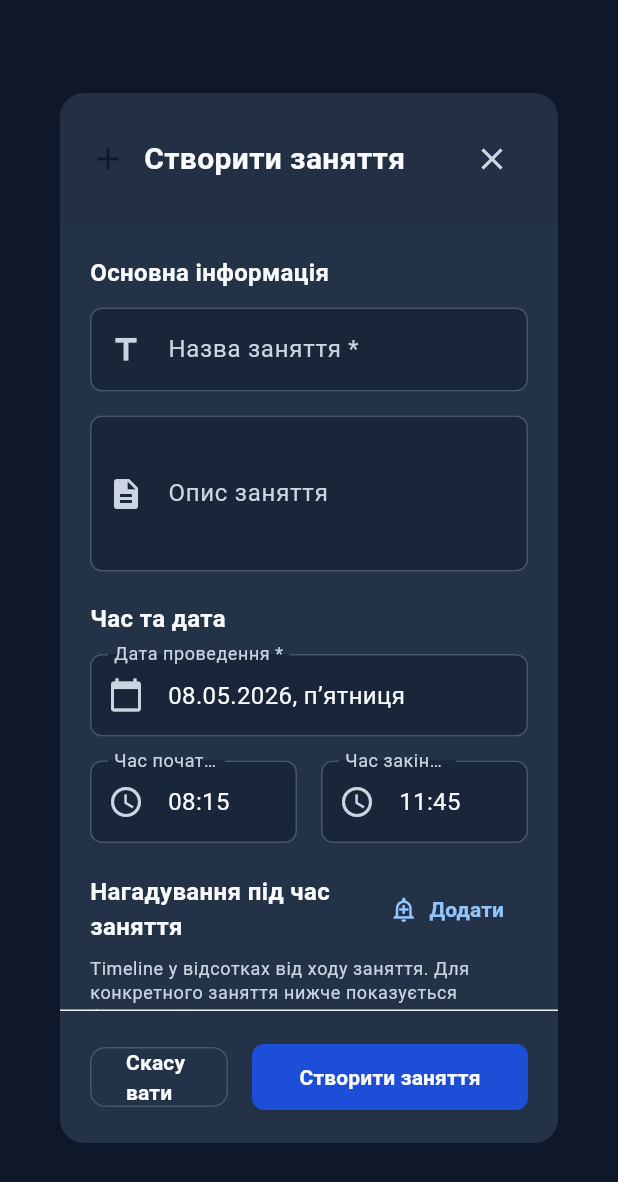
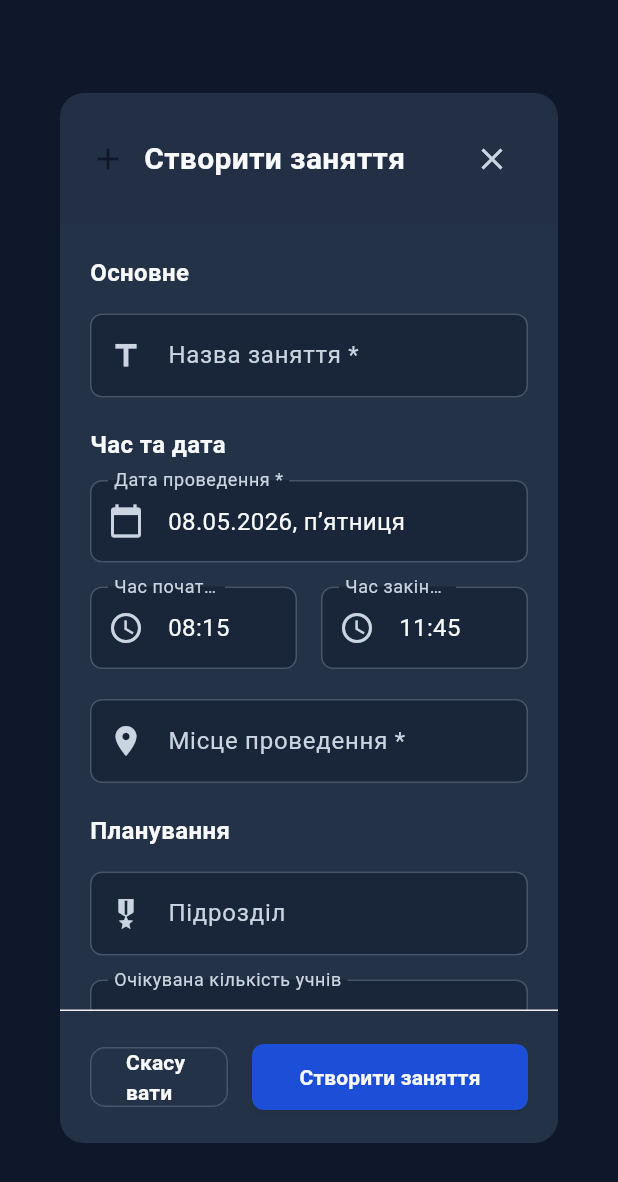
Before and after one commit to Chikanut/iTACS, a Flutter app: the LessonFormDialog widget shown alone on an empty page, opened directly, on a phone screen of 412 x 824 dp. Shown: the top 1182 px of the screen. Run offline on Flutter 3.47's test engine with Material 3 defaults, Android fonts, the phone set to English and light mode, and no system bars; our stand-ins replace cloud_firestore, cloud_functions, firebase_auth, firebase_core, firebase_messaging, flutter_local_notifications and 6 more; missing offline and left inert: excel, file_selector; accounts and stored records are empty.

Commit message:
FIX: Lesson creation popup remastering;

```diff
--- a/lib/pages/calendar_page/widgets/lesson_form_dialog.dart
+++ b/lib/pages/calendar_page/widgets/lesson_form_dialog.dart
@@ -274,13 +274,11 @@ class _LessonFormDialogState extends State<LessonFormDialog> {
                     children: [
                       _buildBasicInfoSection(),
                       const SizedBox(height: 20),
-                      _buildTimeSection(),
-                      const SizedBox(height: 20),
-                      _buildProgressRemindersSection(),
-                      const SizedBox(height: 20),
                       _buildDetailsSection(),
                       const SizedBox(height: 20),
                       _buildCustomFieldsSection(),
+                      const SizedBox(height: 20),
+                      _buildProgressRemindersSection(),
                       const SizedBox(height: 20),
                       _buildRecurrenceSection(),
                       const SizedBox(height: 20),
@@ -334,30 +332,8 @@ class _LessonFormDialogState extends State<LessonFormDialog> {
       crossAxisAlignment: CrossAxisAlignment.start,
       children: [
         const Text(
-          'Основна інформація',
+          'Основне',
           style: TextStyle(fontSize: 16, fontWeight: FontWeight.bold),
-        ),
-        const SizedBox(height: 12),
-
-        // Назва заняття
-        TextFormField(
-          controller: _titleController,
-          decoration: const InputDecoration(
-            labelText: 'Назва заняття *',
-            hintText: 'Тактична підготовка',
-            prefixIcon: Icon(Icons.title),
-            border: OutlineInputBorder(),
-          ),
-          validator: (value) {
-            if (value == null || value.trim().isEmpty) {
-              return 'Назва заняття обов\'язкова';
-            }
-            if (value.trim().length < 2) {
-              return 'Назва повинна містити мінімум 2 символи';
-            }
-            return null;
-          },
-          textCapitalization: TextCapitalization.sentences,
         ),
         if (_availableTemplates.isNotEmpty) ...[
           const SizedBox(height: 12),
@@ -385,18 +361,54 @@ class _LessonFormDialogState extends State<LessonFormDialog> {
 
         const SizedBox(height: 16),
 
-        // Опис
+        // Назва заняття
         TextFormField(
-          controller: _descriptionController,
+          controller: _titleController,
           decoration: const InputDecoration(
-            labelText: 'Опис заняття',
-            hintText: 'Детальний опис програми заняття...',
-            prefixIcon: Icon(Icons.description),
+            labelText: 'Назва заняття *',
+            hintText: 'Тактична підготовка',
+            prefixIcon: Icon(Icons.title),
             border: OutlineInputBorder(),
           ),
-          maxLines: 3,
+          validator: (value) {
+            if (value == null || value.trim().isEmpty) {
+              return 'Назва заняття обов\'язкова';
+            }
+            if (value.trim().length < 2) {
+              return 'Назва повинна містити мінімум 2 символи';
+            }
+            return null;
+          },
           textCapitalization: TextCapitalization.sentences,
         ),
+
+        const SizedBox(height: 20),
+        _buildTimeSection(),
+
+        const SizedBox(height: 20),
+
+        // Місце проведення
+        AutocompleteField(
+          controller: _locationController,
+          labelText: 'Місце проведення *',
+          hintText: 'Навчальний клас №1',
+          prefixIcon: Icons.location_on,
+          getSuggestions: (query) =>
+              _templatesService.getLocationSuggestions(query),
+          onNewValue: (value) => _templatesService.addLocation(value),
+          validator: (value) {
+            if (value == null || value.trim().isEmpty) {
+              return 'Місце проведення обов\'язкове';
+            }
+            return null;
+          },
+          textCapitalization: TextCapitalization.sentences,
+        ),
+
+        if (_canAssignInstructor()) ...[
+          const SizedBox(height: 16),
+          _buildInstructorSection(),
+        ],
       ],
     );
   }
@@ -542,29 +554,9 @@ class _LessonFormDialogState extends State<LessonFormDialog> {
       crossAxisAlignment: CrossAxisAlignment.start,
       children: [
         const Text(
-          'Деталі заняття',
+          'Планування',
           style: TextStyle(fontSize: 16, fontWeight: FontWeight.bold),
         ),
-        const SizedBox(height: 16),
-
-        // Місце проведення
-        AutocompleteField(
-          controller: _locationController,
-          labelText: 'Місце проведення *',
-          hintText: 'Навчальний клас №1',
-          prefixIcon: Icons.location_on,
-          getSuggestions: (query) =>
-              _templatesService.getLocationSuggestions(query),
-          onNewValue: (value) => _templatesService.addLocation(value),
-          validator: (value) {
-            if (value == null || value.trim().isEmpty) {
-              return 'Місце проведення обов\'язкове';
-            }
-            return null;
-          },
-          textCapitalization: TextCapitalization.sentences,
-        ),
-
         const SizedBox(height: 16),
 
         // Підрозділ
@@ -580,11 +572,6 @@ class _LessonFormDialogState extends State<LessonFormDialog> {
         ),
 
         const SizedBox(height: 16),
-
-        if (_canAssignInstructor()) ...[
-          _buildInstructorSection(),
-          const SizedBox(height: 16),
-        ],
 
         // Максимальна кількість учасників
         TextFormField(
@@ -615,6 +602,21 @@ class _LessonFormDialogState extends State<LessonFormDialog> {
             }
             return null;
           },
+        ),
+
+        const SizedBox(height: 16),
+
+        // Опис
+        TextFormField(
+          controller: _descriptionController,
+          decoration: const InputDecoration(
+            labelText: 'Опис заняття',
+            hintText: 'Детальний опис програми заняття...',
+            prefixIcon: Icon(Icons.description),
+            border: OutlineInputBorder(),
+          ),
+          maxLines: 3,
+          textCapitalization: TextCapitalization.sentences,
         ),
       ],
     );
```
Also changed, not shown: lib/pages/calendar_page/widgets/autocomplete_field.dart (+59 -3 lines).
